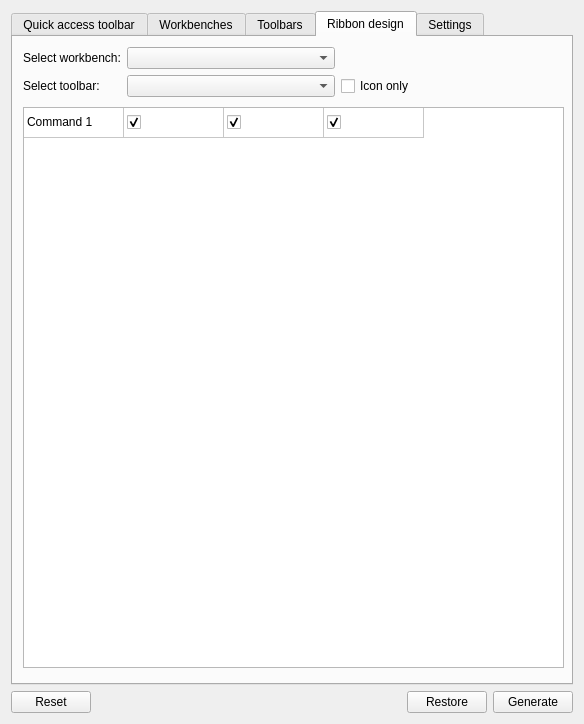
Before: the Qt Designer form Resources/ui/Settings.ui in geolta/FreeCAD-Ribbon, drawn with Qt 5.
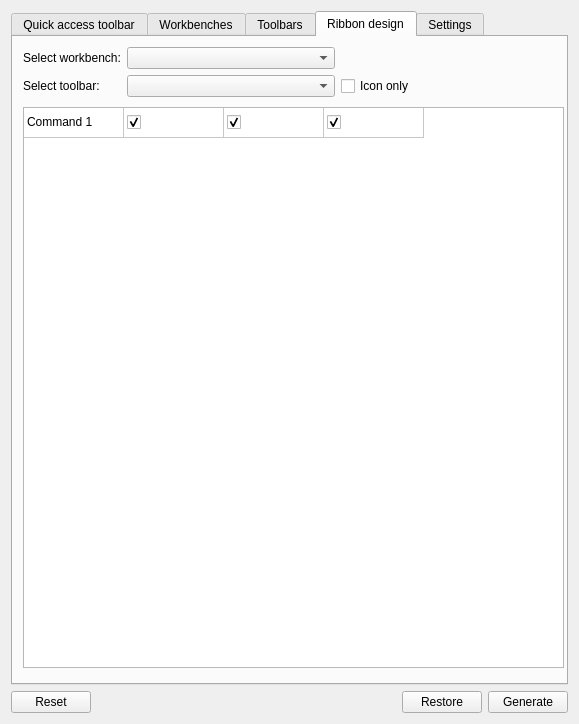
After: the same form once the commit is applied.

```diff
--- a/Resources/ui/Settings.ui
+++ b/Resources/ui/Settings.ui
@@ -6,7 +6,7 @@
    <rect>
     <x>0</x>
     <y>0</y>
-    <width>584</width>
+    <width>579</width>
     <height>724</height>
    </rect>
   </property>
```
Left out of the diff: 16 changed lines with no effect on the pictures.
